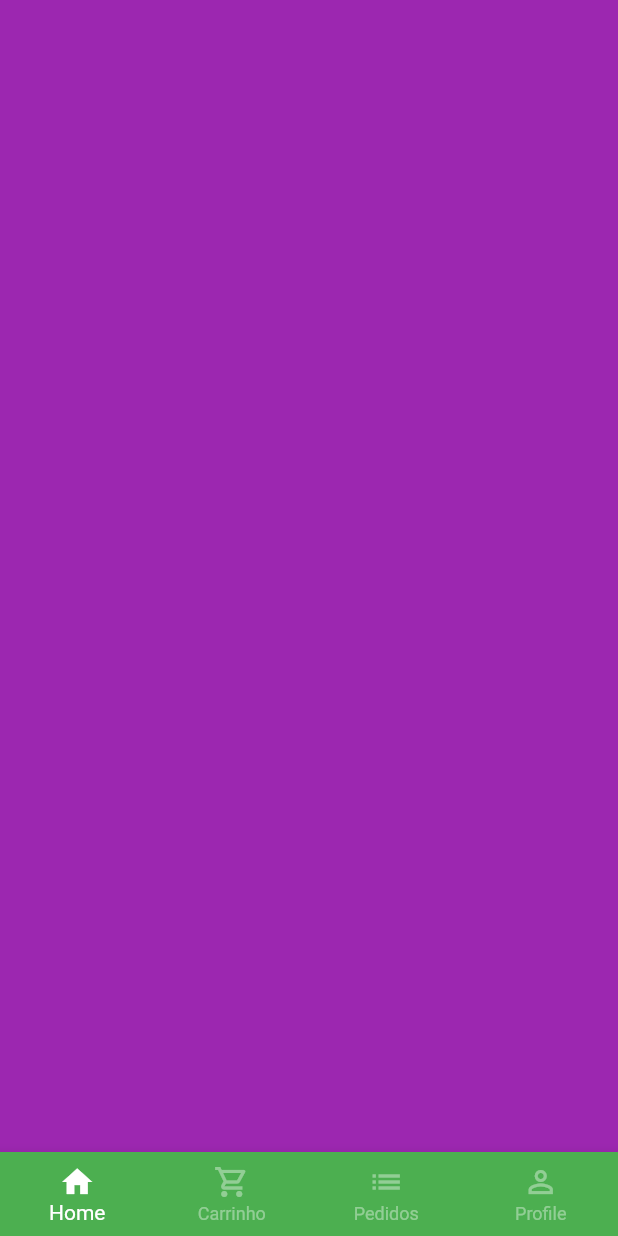
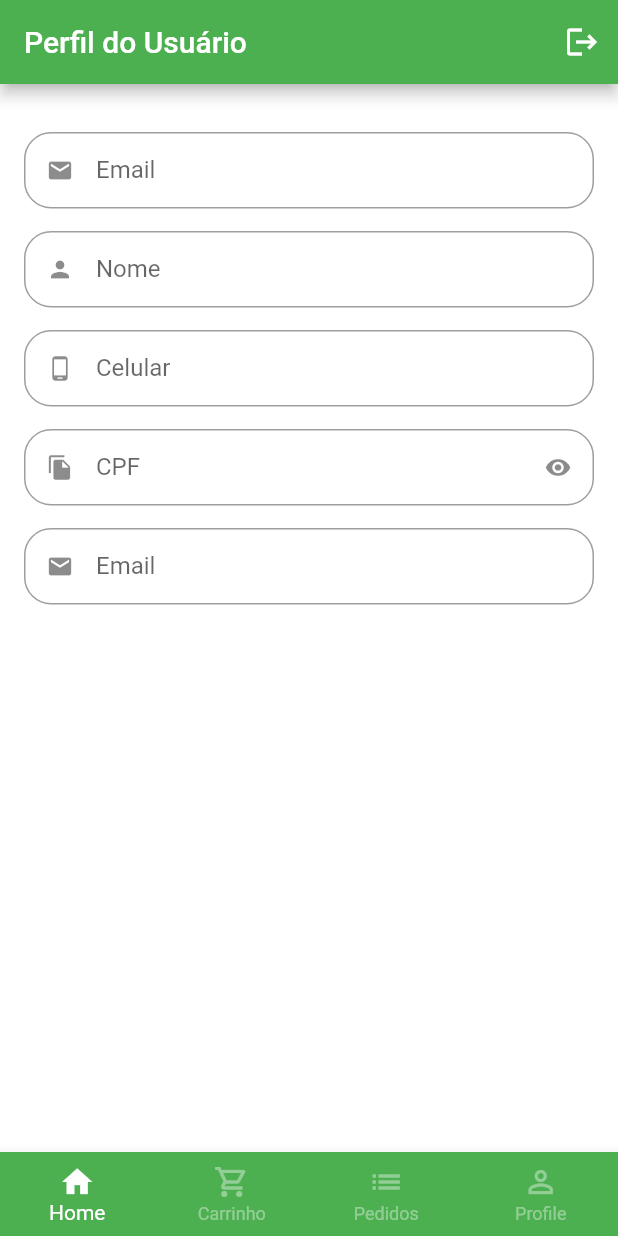
Before and after one commit to oliveiradg/Quitanda, a Flutter app: the BaseScreen screen opened directly, swiped to page 4, on a phone screen of 412 x 824 dp. Run offline on Flutter 3.47's test engine with Material 2 defaults, Android fonts, the phone set to English and light mode, and no system bars; our stand-ins replace animated_text_kit, badges, mask_text_input_formatter.

Commit message:
[DIA 37/100] feat: Criando tela com formulário, Tela de perfil

```diff
--- a/lib/src/config/app_data.dart
+++ b/lib/src/config/app_data.dart
@@ -1,5 +1,6 @@
 import 'package:quitanda/src/models/cart-item_model.dart';
 import 'package:quitanda/src/models/item_model.dart';
+import 'package:quitanda/src/models/user_model.dart';
 
 ItemModel apple = ItemModel(
   description:
@@ -85,7 +86,12 @@ List<CartItemModel> cartItem = [
   CartItemModel(item: kiwi, quantity: 1),
   CartItemModel(item: mango, quantity: 4),
   CartItemModel(item: papaya, quantity: 1),
+];
 
-
-
-];
+UserModel user = UserModel(
+    name: 'Nenezin',
+    email: 'nenezin@nenezin.com',
+    celular: '99 9 9999-9999',
+    cpf: '222.222.222-22',
+    senha: ' ',
+    );
--- /dev/null
+++ b/lib/src/models/user_model.dart
@@ -0,0 +1,17 @@
+class UserModel {
+  final String name;
+  final String email;
+  final String celular;
+  final String cpf;
+  final String senha;
+
+  UserModel({
+
+    required this.name,
+    required this.email,
+    required this.celular,
+    required this.cpf,
+    required this.senha,
+
+  });
+}
--- a/lib/src/pages/auth/signin_screen.dart
+++ b/lib/src/pages/auth/signin_screen.dart
@@ -2,7 +2,7 @@ import 'package:animated_text_kit/animated_text_kit.dart';
 import 'package:flutter/material.dart';
 
 import 'package:quitanda/src/config/custom_colors.dart';
-import 'package:quitanda/src/pages/auth/components/custom_text_field.dart';
+import 'package:quitanda/src/pages/common_widgets/custom_text_field.dart';
 import 'package:quitanda/src/pages/auth/signup_screen.dart';
 import 'package:quitanda/src/pages/base/base_screen.dart';
 
--- a/lib/src/pages/auth/signup_screen.dart
+++ b/lib/src/pages/auth/signup_screen.dart
@@ -1,7 +1,7 @@
 import 'package:flutter/material.dart';
 import 'package:mask_text_input_formatter/mask_text_input_formatter.dart';
 import 'package:quitanda/src/config/custom_colors.dart';
-import 'package:quitanda/src/pages/auth/components/custom_text_field.dart';
+import 'package:quitanda/src/pages/common_widgets/custom_text_field.dart';
 
 class SignUpScreen extends StatelessWidget {
   SignUpScreen({Key? key}) : super(key: key);
--- a/lib/src/pages/base/base_screen.dart
+++ b/lib/src/pages/base/base_screen.dart
@@ -1,6 +1,7 @@
 import 'package:flutter/material.dart';
 import 'package:quitanda/src/pages/cart/cart_tab.dart';
 import 'package:quitanda/src/pages/home/home_tab.dart';
+import 'package:quitanda/src/pages/profile/profile_tab.dart';
 
 class BaseScreen extends StatefulWidget {
   BaseScreen({Key? key}) : super(key: key);
@@ -23,14 +24,12 @@ class _BaseScreenState extends State<BaseScreen> {
         controller: pageController,
         children: [
           const HomeTab(),
-         CartTab(),
+         const CartTab(),
 
           Container(
             color: Colors.blue,
           ),
-          Container(
-            color: Colors.purple,
-          ),
+         const ProfileTab(),
         ],
       ),
       bottomNavigationBar: BottomNavigationBar(
--- /dev/null
+++ b/lib/src/pages/profile/profile_tab.dart
@@ -0,0 +1,64 @@
+import 'package:flutter/material.dart';
+import 'package:quitanda/src/pages/common_widgets/custom_text_field.dart';
+import 'package:quitanda/src/config/app_data.dart' as appData;
+
+class ProfileTab extends StatelessWidget {
+  const ProfileTab({Key? key}) : super(key: key);
+
+  @override
+  Widget build(BuildContext context) {
+    return Scaffold(
+      appBar: AppBar(
+        title: const Text('Perfil do Usuário'),
+        actions: [
+          IconButton(
+            onPressed: () {},
+            icon: const Icon(Icons.logout),
+          ),
+        ],
+      ),
+      body: ListView(
+        physics: const BouncingScrollPhysics(),
+        padding: const EdgeInsets.fromLTRB(16, 32, 16, 16),
+        children: const [
+
+          //Email
+          CustomTextField(
+            icon: Icons.email,
+            label: 'Email',
+          ),
+
+          //Nome
+
+          CustomTextField(
+            icon: Icons.person,
+            label: 'Nome',
+          ),
+
+
+          //Telefone
+
+          CustomTextField(
+            icon: Icons.phone_android,
+            label: 'Celular',
+          ),
+
+          //CPF
+
+          CustomTextField(
+            icon: Icons.file_copy,
+            label: 'CPF',
+            isSecret: true,
+          ),
+
+          //Botão atualizar a senha
+
+                    CustomTextField(
+            icon: Icons.email,
+            label: 'Email',
+          ),
+        ],
+      ),
+    );
+  }
+}
```
Also changed, not shown: lib/src/pages/common_widgets/custom_text_field.dart (renamed from lib/src/pages/auth/components/custom_text_field.dart).
